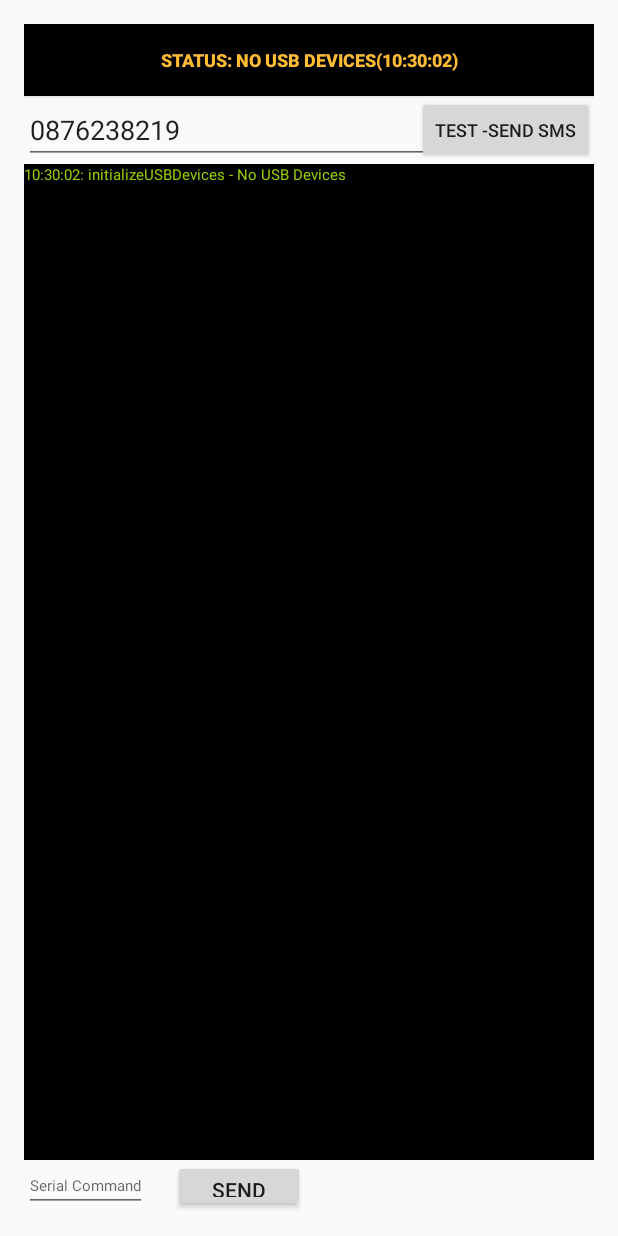
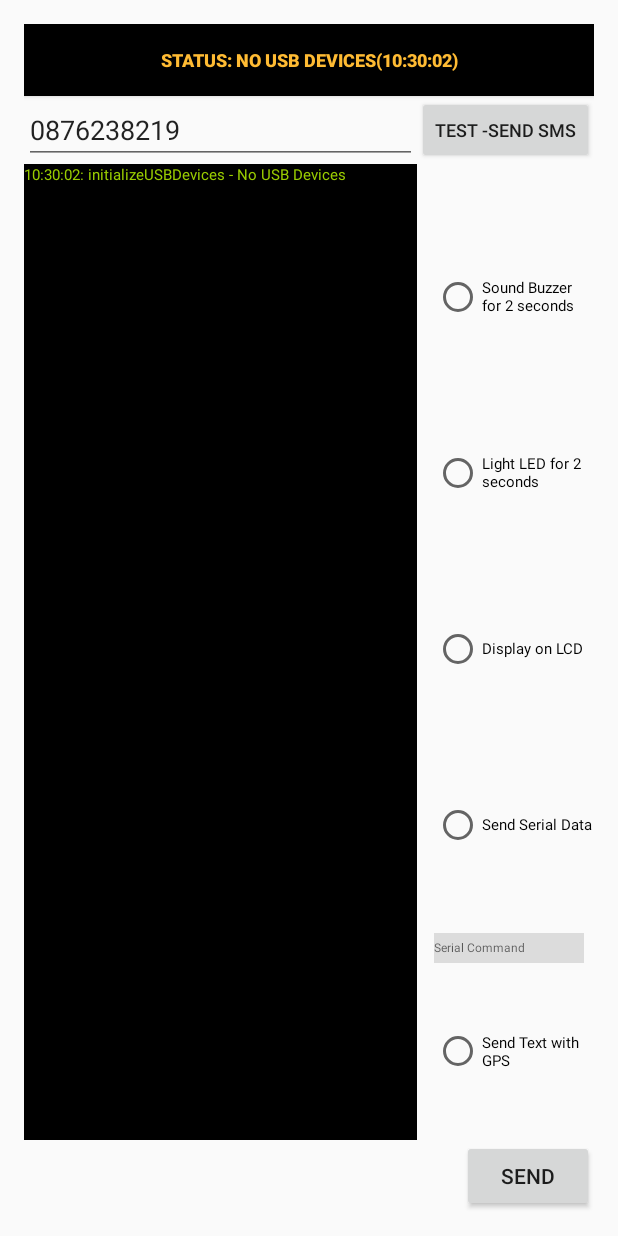
Before and after one commit to dejoyce/BikeSensor, an Android app: the screen it shows after launch (MainActivity), on a phone screen of 412 x 824 dp. Run offline under Robolectric (Android 15) with nearby library versions, the phone set to English and light mode, and no system bars; 3 statements that could not run were skipped.

Commit message:
Added color & updated app name

```diff
--- a/BikeSafetySensor/src/main/AndroidManifest.xml
+++ b/BikeSafetySensor/src/main/AndroidManifest.xml
@@ -11,8 +11,10 @@
         android:icon="@mipmap/icon"
         android:label="@string/app_name"
         android:theme="@style/AppTheme" >
+
         <activity
             android:name="com.thejoyces.bikesafetysensor.MainActivity"
+            android:screenOrientation="portrait"
             android:label="@string/app_name" >
             <intent-filter>
                 <action android:name="android.intent.action.MAIN" />
--- a/BikeSafetySensor/src/main/java/com/thejoyces/bikesafetysensor/MainActivity.java
+++ b/BikeSafetySensor/src/main/java/com/thejoyces/bikesafetysensor/MainActivity.java
@@ -2,12 +2,10 @@ package com.thejoyces.bikesafetysensor;
 
 import android.Manifest;
 import android.app.Activity;
-import android.app.AlertDialog;
 import android.app.PendingIntent;
 import android.content.BroadcastReceiver;
 import android.content.ContentResolver;
 import android.content.Context;
-import android.content.DialogInterface;
 import android.content.Intent;
 import android.content.IntentFilter;
 import android.content.pm.PackageManager;
@@ -28,6 +26,7 @@ import android.util.Log;
 import android.view.View;
 import android.widget.Button;
 import android.widget.EditText;
+import android.widget.RadioButton;
 import android.widget.TextView;
 import android.widget.Toast;
 
@@ -50,13 +49,18 @@ public class MainActivity extends Activity {
     public final String ACTION_USB_PERMISSION = "com.thejoyces.bikesafetysensor.USB_PERMISSION";
     Button startButton, sendButton, clearButton, stopButton;
     TextView textView;
-    EditText editText;
+    EditText editTextSerialCommandToSend;
     EditText editPhoneNumber;
     UsbManager usbManager;
     Button buttonStatus;
     UsbDevice device;
     UsbSerialDevice serialPort;
     UsbDeviceConnection connection;
+    RadioButton radioButtonSoundBuzzer;
+    RadioButton radioButtonLightLED;
+    RadioButton radioButtonDisplayLCD;
+    RadioButton radioButtonSendSerialCommand;
+    RadioButton radioButtonSendSMSTest;
 
     private LocationManager locationMangaer = null;
     private LocationListener locationListener = null;
@@ -77,7 +81,7 @@ public class MainActivity extends Activity {
                 {
                     textviewAppendData(textView, "Tilt Sensor Activated");
 
-                    //getGPSLocationAndSendText(null);
+                    getGPSLocationAndSendText(null);
                 }
             } catch (UnsupportedEncodingException e) {
                 textviewAppendData(textView, "onReceivedData: " + e.getMessage() );
@@ -89,7 +93,6 @@ public class MainActivity extends Activity {
                 e.printStackTrace(pw);
                 sw.toString(); // stack trace as a string
 
-
                 textviewAppendData(textView, "onReceivedData: " + e.getMessage()  + sw.toString() );
             }
         }
@@ -98,7 +101,7 @@ public class MainActivity extends Activity {
         @Override
         public void onReceive(Context context, Intent intent) {
             try {
-          /*  if (intent.getAction().equals(ACTION_USB_PERMISSION)) {
+            if (intent.getAction().equals(ACTION_USB_PERMISSION)) {
                 boolean granted = intent.getExtras().getBoolean(UsbManager.EXTRA_PERMISSION_GRANTED);
                 if (granted) {
                     connection = usbManager.openDevice(device);
@@ -145,7 +148,7 @@ public class MainActivity extends Activity {
                 textviewAppendData(textView, "UsbManager.ACTION_USB_DEVICE_DETACHED)");
                 closeSerialPort(stopButton);
 
-            }*/
+            }
         }
         catch( Exception e )
         {
@@ -258,13 +261,35 @@ catch( Exception ex)
     }
 
     public void sendDataViaSerialPort(View view) {
-        String string = editText.getText().toString();
+
+        String dataToSend = "";
+        if( radioButtonSoundBuzzer.isChecked())
+        {
+            dataToSend = "a";
+        }
+        else if( radioButtonLightLED.isChecked())
+        {
+            dataToSend = "b";
+        }
+        else if( radioButtonDisplayLCD.isChecked())
+        {
+            dataToSend = "c";
+        }
+        else if( radioButtonSendSerialCommand.isChecked())
+        {
+            dataToSend = editTextSerialCommandToSend.getText().toString();
+        }
+        else if( radioButtonSendSMSTest.isChecked())
+        {
+            getGPSLocationAndSendText( null );
+            return;
+        }
 
         try {
             if( serialPort != null ) {
-                serialPort.write(string.getBytes());
+                serialPort.write(dataToSend.toString().getBytes());
 
-                textviewAppendData(textView, "Serial Data Sent: " + string + "");
+                textviewAppendData(textView, "Serial Data Sent: " + dataToSend + "");
             }
             else
             {
@@ -399,8 +424,14 @@ catch( Exception ex)
         buttonStatus = (Button) findViewById(R.id.buttonStatus);
         sendButton = (Button) findViewById(R.id.buttonSend);
         clearButton = (Button) findViewById(R.id.buttonClear);
-        editText = (EditText) findViewById(R.id.editText);
+        editTextSerialCommandToSend = (EditText) findViewById(R.id.editTextSerialCommandToSend);
         editPhoneNumber = (EditText) findViewById(R.id.editPhoneNumber);
+        radioButtonSoundBuzzer = (RadioButton) findViewById(R.id.radioButtonSoundBuzzer);
+        radioButtonLightLED = (RadioButton) findViewById(R.id.radioButtonLightLED);
+        radioButtonDisplayLCD = (RadioButton) findViewById(R.id.radioButtonDisplayLCD);
+        radioButtonSendSerialCommand = (RadioButton) findViewById(R.id.radioButtonSendSerialCommand);
+        radioButtonSendSMSTest = (RadioButton) findViewById(R.id.radioButtonSendTestSMS);
+
 
         buttonStatus.requestFocus();
 
@@ -408,6 +439,12 @@ catch( Exception ex)
         textView = (TextView) findViewById(R.id.textView);
         textView.setText("");
         // textView.setMovementMethod(new ScrollingMovementMethod());
+
+
+        // ATTENTION: This was auto-generated to implement the App Indexing API.
+        // See https://g.co/AppIndexing/AndroidStudio for more information.
+        client = new GoogleApiClient.Builder(this).addApi(AppIndex.API).build();
+
 
         IntentFilter filter = new IntentFilter();
         filter.addAction(ACTION_USB_PERMISSION);
@@ -418,10 +455,10 @@ catch( Exception ex)
         locationMangaer = (LocationManager)
                 getSystemService(Context.LOCATION_SERVICE);
 
+
+
         editPhoneNumber.setText("0876238219");
-        // ATTENTION: This was auto-generated to implement the App Indexing API.
-        // See https://g.co/AppIndexing/AndroidStudio for more information.
-        client = new GoogleApiClient.Builder(this).addApi(AppIndex.API).build();
+
 
 
         //private final int interval = 10000; // 1 Second
@@ -436,6 +473,7 @@ catch( Exception ex)
 
         handler.postAtTime(runnable, System.currentTimeMillis()+2000);
         handler.postDelayed(runnable, 2000);
+
     }
 
     public void updateStatus(String message)
--- a/BikeSafetySensor/src/main/res/layout/activity_main.xml
+++ b/BikeSafetySensor/src/main/res/layout/activity_main.xml
@@ -6,16 +6,6 @@
     android:paddingTop="@dimen/activity_vertical_margin"
     android:paddingBottom="@dimen/activity_vertical_margin" tools:context=".MainActivity">
 
-
-    <EditText
-        android:layout_width="wrap_content"
-        android:layout_height="wrap_content"
-        android:id="@+id/editText"
-        android:layout_alignParentBottom="true"
-        android:layout_alignParentLeft="true"
-        android:layout_alignParentStart="true"
-        android:textSize="10sp"
-        android:hint="Serial Command" />
 
     <Button
         android:text="Status: "
@@ -32,20 +22,6 @@
         android:verticalScrollbarPosition="right"
         android:textStyle="bold"
         android:layout_toStartOf="@+id/imageButtonGotoDebug" />
-
-    <Button
-        android:layout_width="wrap_content"
-        android:layout_height="wrap_content"
-        android:text="Send"
-        android:id="@+id/buttonSend"
-        android:onClick="sendDataViaSerialPort"
-        android:layout_alignParentBottom="true"
-        android:layout_toRightOf="@+id/editText"
-        android:layout_toEndOf="@+id/editText"
-        android:layout_marginLeft="17dp"
-        android:layout_marginStart="17dp"
-        android:textSize="14sp"
-        android:layout_alignTop="@+id/editText" />
 
     <EditText
         android:layout_width="wrap_content"
@@ -86,21 +62,116 @@
         android:background="@android:color/background_dark"
         android:textColor="@android:color/holo_green_light"
         android:layout_toStartOf="@+id/buttonClear"
+        android:layout_toLeftOf="@+id/buttonClear" />
+
+    <Button
+        android:layout_width="wrap_content"
+        android:layout_height="wrap_content"
+        android:text="Send"
+        android:id="@+id/buttonSend"
+        android:onClick="sendDataViaSerialPort"
+        android:textSize="14sp"
+        android:layout_alignParentBottom="true"
         android:layout_alignParentRight="true"
         android:layout_alignParentEnd="true" />
 
     <ImageButton
         android:layout_width="wrap_content"
         android:layout_height="wrap_content"
-        app:srcCompat="@android:drawable/ic_menu_manage"
         android:id="@+id/imageButtonGotoDebug"
         android:background="#00000000"
         android:layout_above="@+id/editPhoneNumber"
         android:layout_alignParentTop="true"
         android:layout_alignParentRight="true"
         android:layout_alignParentEnd="true" />
-    <![CDATA[
+
+    <RadioGroup
+        android:layout_width="wrap_content"
+        android:layout_height="match_parent"
+        android:layout_below="@+id/buttonClear"
+        android:layout_toRightOf="@+id/textView"
+        android:layout_toEndOf="@+id/textView"
+        android:layout_marginLeft="11dp"
+        android:layout_marginStart="11dp"
+        android:layout_above="@+id/buttonSend">
+
+        <RadioButton
+            android:text="Sound Buzzer for 2 seconds"
+            android:layout_width="wrap_content"
+            android:layout_height="wrap_content"
+            android:layout_marginTop="30dp"
+            android:id="@+id/radioButtonSoundBuzzer"
+            android:textSize="10sp"
+            android:layout_below="@+id/buttonClear"
+            android:layout_toRightOf="@+id/textView"
+            android:layout_toEndOf="@+id/textView"
+            android:layout_weight="1" />
+
+        <RadioButton
+            android:text="Light LED for 2 seconds"
+            android:layout_width="wrap_content"
+            android:layout_height="wrap_content"
+            android:id="@+id/radioButtonLightLED"
+            android:textSize="10sp"
+            android:layout_below="@+id/radioButtonSoundBuzzer"
+            android:layout_toEndOf="@+id/textView"
+            android:layout_toRightOf="@+id/textView"
+            android:layout_weight="1" />
+
+        <RadioButton
+            android:text="Display on LCD"
+            android:layout_width="wrap_content"
+            android:layout_height="wrap_content"
+            android:id="@+id/radioButtonDisplayLCD"
+            android:textSize="10sp"
+            android:layout_below="@+id/radioButtonLightLED"
+            android:layout_toRightOf="@+id/textView"
+            android:layout_toEndOf="@+id/textView"
+            android:layout_weight="1" />
+
+        <RadioButton
+            android:text="Send Serial Data"
+            android:layout_width="wrap_content"
+            android:layout_height="wrap_content"
+            android:id="@+id/radioButtonSendSerialCommand"
+            android:textSize="10sp"
+            android:layout_centerVertical="true"
+            android:layout_toRightOf="@+id/textView"
+            android:layout_toEndOf="@+id/textView"
+            android:layout_weight="1" />
+
+        <EditText
+            android:layout_height="20dp"
+            android:id="@+id/editTextSerialCommandToSend"
+            android:textSize="8sp"
+            android:hint="Serial Command"
+            android:layout_marginTop="13dp"
+            android:layout_below="@+id/textView"
+            android:layout_toLeftOf="@+id/radioGroup"
+            android:layout_toStartOf="@+id/radioGroup"
+            android:layout_marginRight="45dp"
+            android:layout_marginEnd="45dp"
+            android:layout_width="100dp"
+            android:background="@color/common_google_signin_btn_text_light_disabled" />
+
+        <RadioButton
+            android:text="Send Text with GPS"
+            android:layout_width="wrap_content"
+            android:layout_height="wrap_content"
+            android:id="@+id/radioButtonSendTestSMS"
+            android:textSize="10sp"
+            android:layout_below="@+id/editTextSerialCommandToSend"
+            android:layout_toRightOf="@+id/textView"
+            android:layout_toEndOf="@+id/textView"
+            android:layout_weight="1" />
+    </RadioGroup><![CDATA[
+
+
+
+
 
     " />
+
+
 ]]>
 </RelativeLayout>
```
